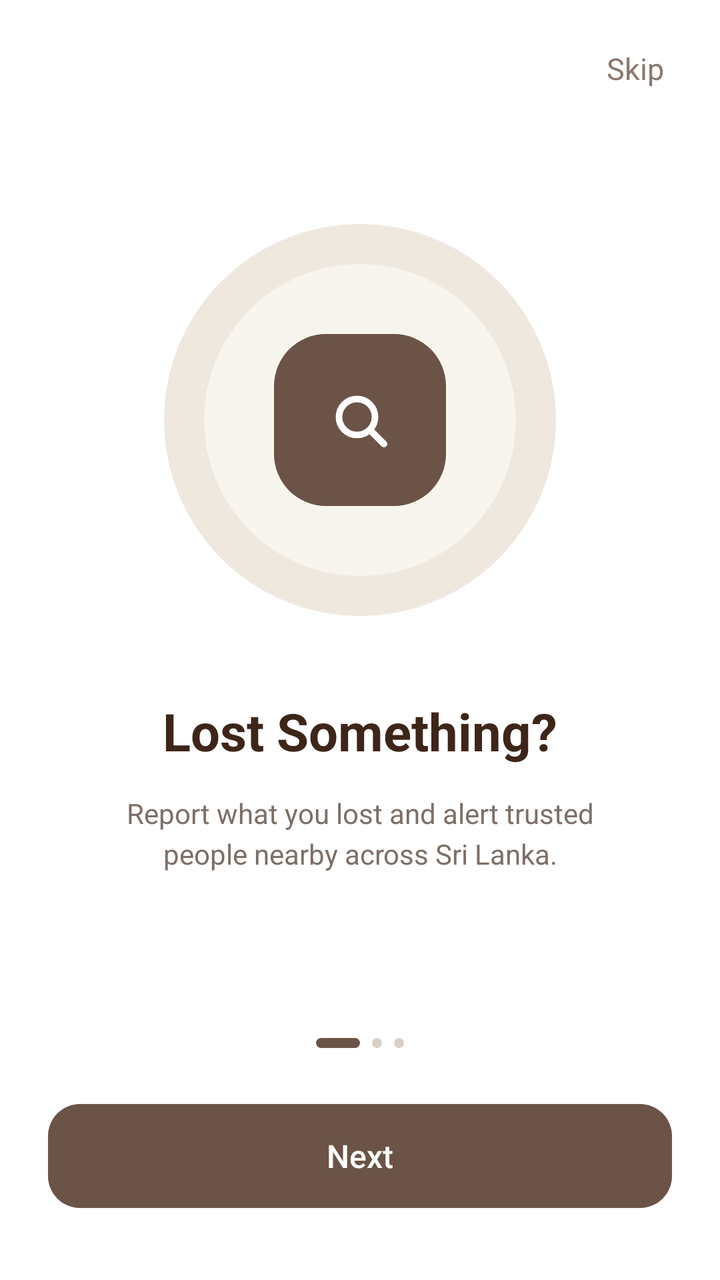
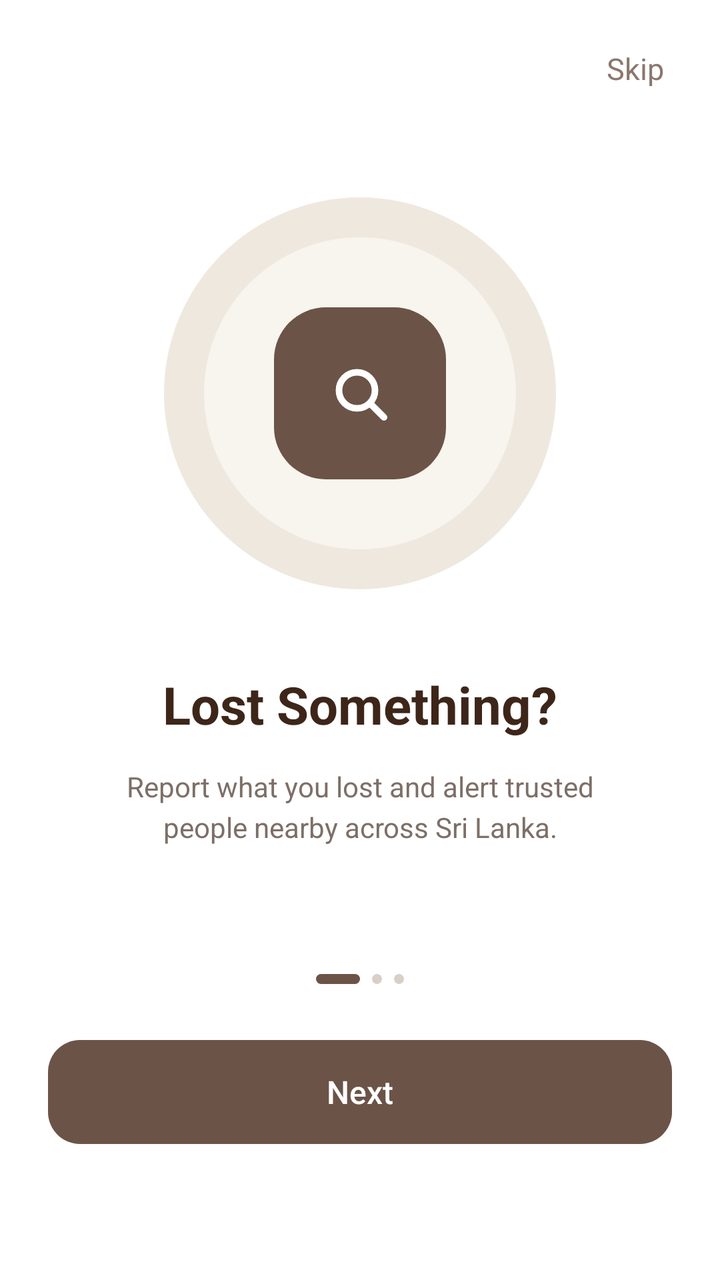

Two renders of the same Android screen: before a commit and after it. Below are the layout's source before the change and the commit's diff.
<!-- AndroidManifest.xml: application theme Theme.LostAndFound -->
<!-- res/layout/fragment_onboarding.xml -->
<?xml version="1.0" encoding="utf-8"?>
<androidx.constraintlayout.widget.ConstraintLayout xmlns:android="http://schemas.android.com/apk/res/android"
    xmlns:app="http://schemas.android.com/apk/res-auto"
    xmlns:tools="http://schemas.android.com/tools"
    android:layout_width="match_parent"
    android:layout_height="match_parent"
    android:background="@color/white"
    tools:context=".OnboardingFragment">

    
    <TextView
        android:id="@+id/btnSkip"
        android:layout_width="wrap_content"
        android:layout_height="wrap_content"
        android:layout_marginTop="16dp"
        android:layout_marginEnd="20dp"
        android:clickable="true"
        android:focusable="true"
        android:fontFamily="sans-serif"
        android:padding="8dp"
        android:text="Skip"
        android:textColor="#8A786E"
        android:textSize="15sp"
        app:layout_constraintEnd_toEndOf="parent"
        app:layout_constraintTop_toTopOf="parent" />

    
    <LinearLayout
        android:id="@+id/boxCenterContent"
        android:layout_width="match_parent"
        android:layout_height="wrap_content"
        android:gravity="center_horizontal"
        android:orientation="vertical"
        app:layout_constraintBottom_toTopOf="@+id/dotsIndicator"
        app:layout_constraintEnd_toEndOf="parent"
        app:layout_constraintStart_toStartOf="parent"
        app:layout_constraintTop_toBottomOf="@+id/btnSkip"
        app:layout_constraintVertical_bias="0.42">

        
        <FrameLayout
            android:id="@+id/boxIllustration"
            android:layout_width="196dp"
            android:layout_height="196dp"
            android:background="@drawable/bg_onboard_outer_circle">

            
            <FrameLayout
                android:layout_width="156dp"
                android:layout_height="156dp"
                android:layout_gravity="center"
                android:background="@drawable/bg_onboard_inner_circle">

                
                <FrameLayout
                    android:layout_width="86dp"
                    android:layout_height="86dp"
                    android:layout_gravity="center"
                    android:background="@drawable/bg_onboard_squircle">

                    <ImageView
                        android:id="@+id/iconSearch"
                        android:layout_width="36dp"
                        android:layout_height="36dp"
                        android:layout_gravity="center"
                        android:contentDescription="Search Icon"
                        android:src="@drawable/ic_onboard_search" />
                </FrameLayout>
            </FrameLayout>
        </FrameLayout>

        
        <TextView
            android:id="@+id/tvTitle"
            android:layout_width="wrap_content"
            android:layout_height="wrap_content"
            android:layout_marginTop="40dp"
            android:fontFamily="sans-serif-bold"
            android:gravity="center"
            android:text="Lost Something?"
            android:textColor="#3D2619"
            android:textSize="26sp"
            android:textStyle="bold" />

        
        <TextView
            android:id="@+id/tvDescription"
            android:layout_width="match_parent"
            android:layout_height="wrap_content"
            android:layout_marginTop="14dp"
            android:fontFamily="sans-serif"
            android:gravity="center"
            android:lineSpacingExtra="4dp"
            android:paddingStart="36dp"
            android:paddingEnd="36dp"
            android:text="Report what you lost and alert trusted\npeople nearby across Sri Lanka."
            android:textColor="#7D6F67"
            android:textSize="14sp" />
    </LinearLayout>

    
    <LinearLayout
        android:id="@+id/dotsIndicator"
        android:layout_width="wrap_content"
        android:layout_height="wrap_content"
        android:layout_marginBottom="28dp"
        android:gravity="center_vertical"
        android:orientation="horizontal"
        app:layout_constraintBottom_toTopOf="@+id/btnNext"
        app:layout_constraintEnd_toEndOf="parent"
        app:layout_constraintStart_toStartOf="parent">

        <View
            android:id="@+id/dotActive"
            android:layout_width="22dp"
            android:layout_height="5dp"
            android:layout_marginEnd="6dp"
            android:background="@drawable/bg_onboard_dot_active" />

        <View
            android:id="@+id/dotInactive1"
            android:layout_width="5dp"
            android:layout_height="5dp"
            android:layout_marginEnd="6dp"
            android:background="@drawable/bg_onboard_dot_inactive" />

        <View
            android:id="@+id/dotInactive2"
            android:layout_width="5dp"
            android:layout_height="5dp"
            android:background="@drawable/bg_onboard_dot_inactive" />
    </LinearLayout>

    
    <TextView
        android:id="@+id/btnNext"
        android:layout_width="match_parent"
        android:layout_height="52dp"
        android:layout_marginStart="24dp"
        android:layout_marginEnd="24dp"
        android:layout_marginBottom="36dp"
        android:background="@drawable/bg_btn_onboard"
        android:clickable="true"
        android:focusable="true"
        android:fontFamily="sans-serif-medium"
        android:gravity="center"
        android:text="Next"
        android:textColor="@color/white"
        android:textSize="16sp"
        app:layout_constraintBottom_toBottomOf="parent"
        app:layout_constraintEnd_toEndOf="parent"
        app:layout_constraintStart_toStartOf="parent" />

</androidx.constraintlayout.widget.ConstraintLayout>
<!-- resources referenced by this layout -->
<resources>
  <color name="white">#FFFFFFFF</color>
  <!-- drawable bg_btn_onboard (drawable) -->
  <?xml version="1.0" encoding="utf-8"?>
  <shape xmlns:android="http://schemas.android.com/apk/res/android"
      android:shape="rectangle">
      <corners android:radius="16dp" />
      <solid android:color="#6B5347" />
  </shape>
  <!-- drawable bg_onboard_dot_active (drawable) -->
  <?xml version="1.0" encoding="utf-8"?>
  <shape xmlns:android="http://schemas.android.com/apk/res/android"
      android:shape="rectangle">
      <corners android:radius="4dp" />
      <solid android:color="#6B5347" />
  </shape>
  <!-- drawable bg_onboard_dot_inactive (drawable) -->
  <?xml version="1.0" encoding="utf-8"?>
  <shape xmlns:android="http://schemas.android.com/apk/res/android"
      android:shape="oval">
      <solid android:color="#D8CFC7" />
  </shape>
  <!-- drawable bg_onboard_inner_circle (drawable) -->
  <?xml version="1.0" encoding="utf-8"?>
  <shape xmlns:android="http://schemas.android.com/apk/res/android"
      android:shape="oval">
      <solid android:color="#F8F4EE" />
  </shape>
  <!-- drawable bg_onboard_outer_circle (drawable) -->
  <?xml version="1.0" encoding="utf-8"?>
  <shape xmlns:android="http://schemas.android.com/apk/res/android"
      android:shape="oval">
      <solid android:color="#EFE8DF" />
  </shape>
  <!-- drawable bg_onboard_squircle (drawable) -->
  <?xml version="1.0" encoding="utf-8"?>
  <shape xmlns:android="http://schemas.android.com/apk/res/android"
      android:shape="rectangle">
      <corners android:radius="26dp" />
      <solid android:color="#6B5347" />
  </shape>
  <!-- drawable ic_onboard_search (drawable) -->
  <vector xmlns:android="http://schemas.android.com/apk/res/android"
      android:width="36dp"
      android:height="36dp"
      android:viewportWidth="24"
      android:viewportHeight="24">
    <path
        android:fillColor="@android:color/transparent"
        android:strokeColor="#FFFFFF"
        android:strokeWidth="2.2"
        android:strokeLineCap="round"
        android:strokeLineJoin="round"
        android:pathData="M11,11m-6,0a6,6 0 1,0 12,0a6,6 0 1,0 -12,0" />
    <path
        android:fillColor="@android:color/transparent"
        android:strokeColor="#FFFFFF"
        android:strokeWidth="2.2"
        android:strokeLineCap="round"
        android:strokeLineJoin="round"
        android:pathData="M15.5,15.5L20,20" />
  </vector>
  <style name="Theme.LostAndFound" parent="Base.Theme.LostAndFound" />
  <style name="Base.Theme.LostAndFound" parent="Theme.Material3.DayNight.NoActionBar">
          
          <item name="android:statusBarColor">@color/white</item>
          <item name="android:windowLightStatusBar" tools:targetApi="m">true</item>
          <item name="android:navigationBarColor">@color/white</item>
          <item name="android:windowLightNavigationBar" tools:targetApi="o_mr1">true</item>
      </style>
</resources>

<!-- the commit's change to res/layout/fragment_onboarding.xml (unified diff, before → after) -->
@@ -138,7 +138,7 @@
         android:layout_height="52dp"
         android:layout_marginStart="24dp"
         android:layout_marginEnd="24dp"
-        android:layout_marginBottom="36dp"
+        android:layout_marginBottom="68dp"
         android:background="@drawable/bg_btn_onboard"
         android:clickable="true"
         android:focusable="true"
